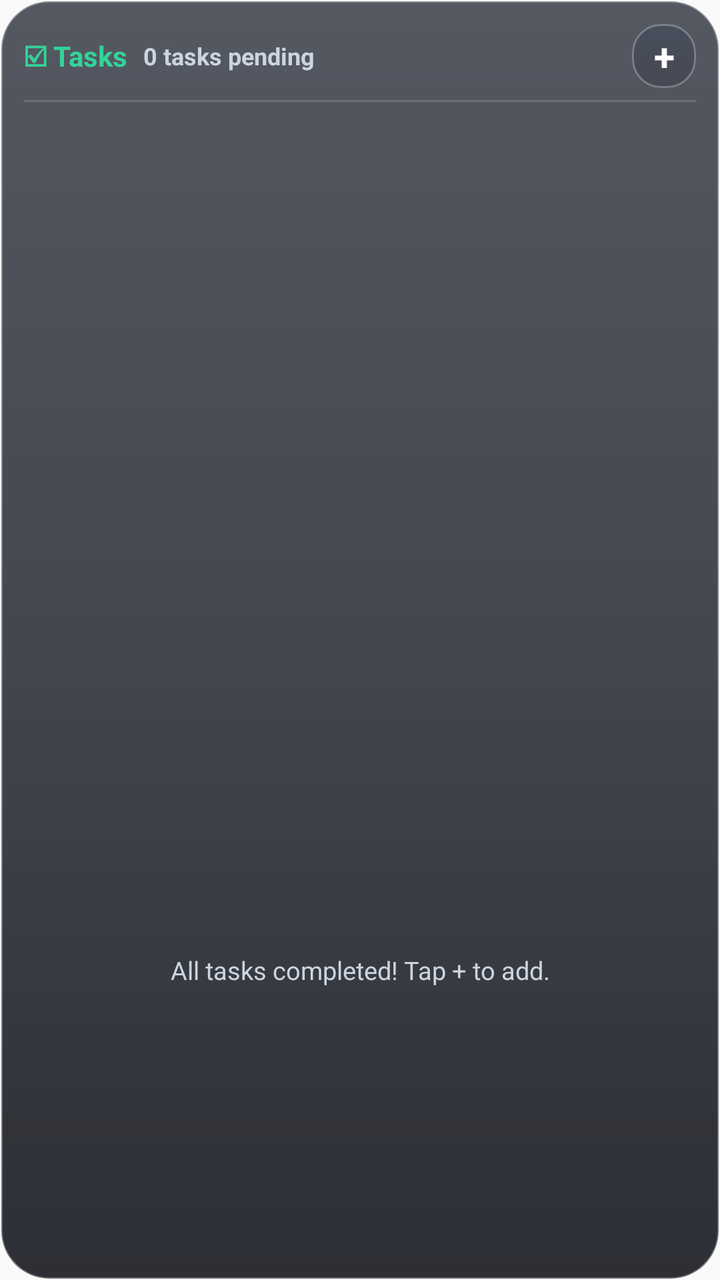
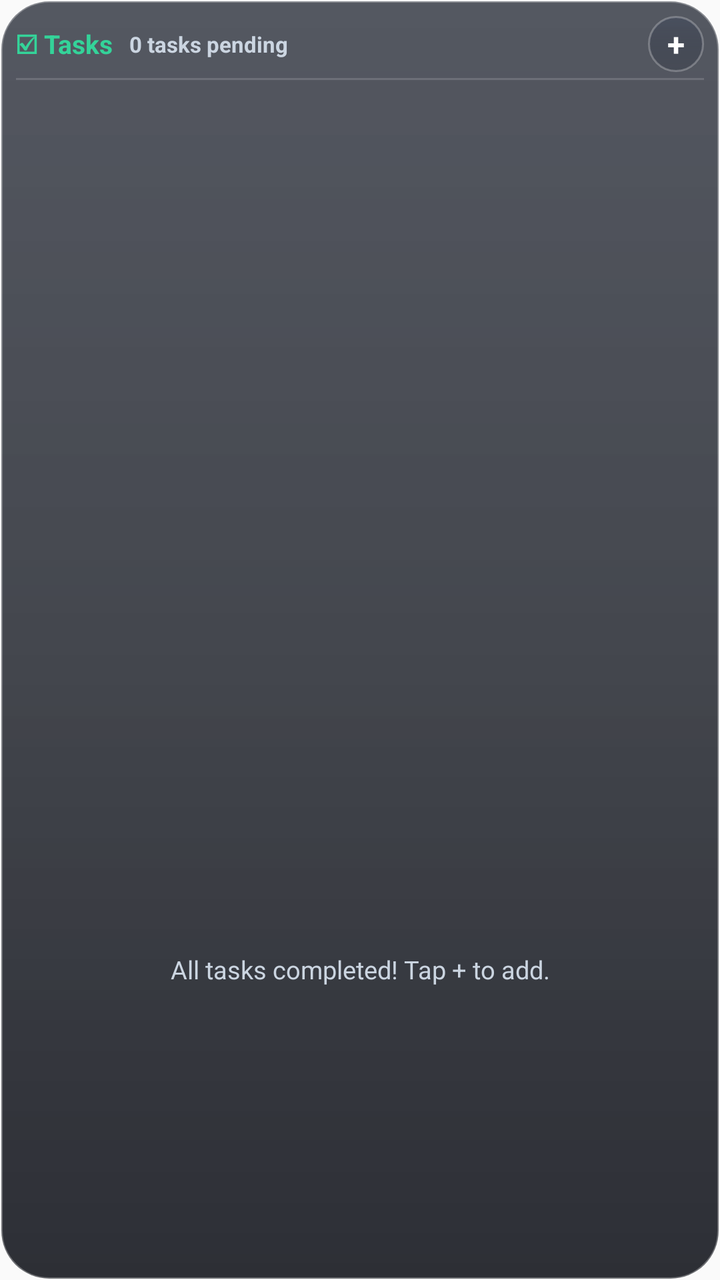

Screens rendered from an Android XML layout before and after an edit, with the pre-edit source and the edit as a unified diff.
<!-- AndroidManifest.xml: application theme AppTheme -->
<!-- res/layout/widget_tasks.xml -->
<?xml version="1.0" encoding="utf-8"?>
<LinearLayout xmlns:android="http://schemas.android.com/apk/res/android"
    android:id="@+id/widget_tasks_root"
    android:layout_width="match_parent"
    android:layout_height="match_parent"
    android:background="@drawable/widget_bg"
    android:orientation="vertical"
    android:padding="12dp">

    
    <LinearLayout
        android:id="@+id/widget_tasks_header"
        android:layout_width="match_parent"
        android:layout_height="wrap_content"
        android:gravity="center_vertical"
        android:orientation="horizontal">

        <TextView
            android:layout_width="wrap_content"
            android:layout_height="wrap_content"
            android:text="☑ Tasks"
            android:textColor="#34D399"
            android:textSize="14sp"
            android:textStyle="bold" />

        <TextView
            android:id="@+id/widget_tasks_count"
            android:layout_width="0dp"
            android:layout_height="wrap_content"
            android:layout_marginStart="8dp"
            android:layout_weight="1"
            android:text="0 tasks pending"
            android:textColor="#CBD5E1"
            android:textSize="12sp"
            android:textStyle="bold" />

        <TextView
            android:id="@+id/btn_widget_add_task"
            android:layout_width="32dp"
            android:layout_height="32dp"
            android:background="@drawable/widget_btn_bg"
            android:gravity="center"
            android:text="+"
            android:textColor="#FFFFFF"
            android:textSize="19sp"
            android:textStyle="bold" />
    </LinearLayout>

    <ImageView
        android:layout_width="match_parent"
        android:layout_height="1dp"
        android:layout_marginTop="6dp"
        android:layout_marginBottom="6dp"
        android:background="#26FFFFFF" />

    
    <ListView
        android:id="@+id/widget_tasks_list"
        android:layout_width="match_parent"
        android:layout_height="0dp"
        android:layout_weight="1"
        android:divider="#283548"
        android:dividerHeight="1dp" />

    
    <TextView
        android:id="@+id/widget_tasks_empty"
        android:layout_width="match_parent"
        android:layout_height="0dp"
        android:layout_weight="1"
        android:gravity="center"
        android:text="All tasks completed! Tap + to add."
        android:textColor="#CBD5E1"
        android:textSize="12.5sp" />

</LinearLayout>
<!-- resources referenced by this layout -->
<resources>
  <!-- drawable widget_bg (drawable) -->
  <?xml version="1.0" encoding="utf-8"?>
  <shape xmlns:android="http://schemas.android.com/apk/res/android"
      android:shape="rectangle">
      <corners android:radius="24dp" />
      <gradient
          android:angle="270"
          android:startColor="#B8141926"
          android:centerColor="#C40D111A"
          android:endColor="#D9080A12" />
      <stroke
          android:width="1.2dp"
          android:color="#4DFFFFFF" />
  </shape>
  <!-- drawable widget_btn_bg (drawable) -->
  <?xml version="1.0" encoding="utf-8"?>
  <shape xmlns:android="http://schemas.android.com/apk/res/android"
      android:shape="rectangle">
      <corners android:radius="14dp" />
      <gradient
          android:angle="270"
          android:startColor="#59333E56"
          android:centerColor="#4421293C"
          android:endColor="#36171E2E" />
      <stroke
          android:width="1dp"
          android:color="#40FFFFFF" />
  </shape>
  <style name="AppTheme" parent="Theme.AppCompat.Light.DarkActionBar">
          
          <item name="colorPrimary">@color/colorPrimary</item>
          <item name="colorPrimaryDark">@color/colorPrimaryDark</item>
          <item name="colorAccent">@color/colorAccent</item>
      </style>
</resources>

<!-- the commit's change to res/layout/widget_tasks.xml (unified diff, before → after) -->
@@ -5,7 +5,7 @@
     android:layout_height="match_parent"
     android:background="@drawable/widget_bg"
     android:orientation="vertical"
-    android:padding="12dp">
+    android:padding="8dp">
 
     
     <LinearLayout
@@ -20,7 +20,7 @@
             android:layout_height="wrap_content"
             android:text="☑ Tasks"
             android:textColor="#34D399"
-            android:textSize="14sp"
+            android:textSize="13sp"
             android:textStyle="bold" />
 
         <TextView
@@ -31,26 +31,26 @@
             android:layout_weight="1"
             android:text="0 tasks pending"
             android:textColor="#CBD5E1"
-            android:textSize="12sp"
+            android:textSize="11sp"
             android:textStyle="bold" />
 
         <TextView
             android:id="@+id/btn_widget_add_task"
-            android:layout_width="32dp"
-            android:layout_height="32dp"
+            android:layout_width="28dp"
+            android:layout_height="28dp"
             android:background="@drawable/widget_btn_bg"
             android:gravity="center"
             android:text="+"
             android:textColor="#FFFFFF"
-            android:textSize="19sp"
+            android:textSize="16sp"
             android:textStyle="bold" />
     </LinearLayout>
 
     <ImageView
         android:layout_width="match_parent"
         android:layout_height="1dp"
-        android:layout_marginTop="6dp"
-        android:layout_marginBottom="6dp"
+        android:layout_marginTop="3dp"
+        android:layout_marginBottom="3dp"
         android:background="#26FFFFFF" />
 
     
